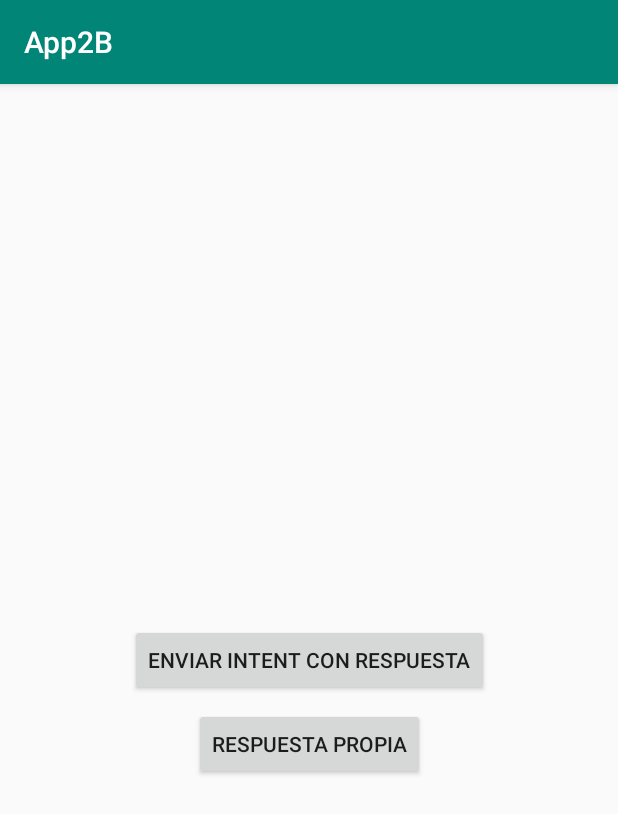
After one commit to 2019-a-gr2-moviles/mov-murillo-lopez-jose-luis, an Android app: the IntentRespuestaActivity screen opened directly, with no data from a screen before it, on a phone screen of 412 x 824 dp. The commit adds this screen. Shown: the top 814 px of the screen. Run offline under Robolectric (Android 15) with nearby library versions, the phone set to English and light mode, and no system bars.

Commit message:
Intents con respuesta
+Números de teléfono
+Intents con respuesta propia

```diff
--- a/App2B/app/src/main/AndroidManifest.xml
+++ b/App2B/app/src/main/AndroidManifest.xml
@@ -9,6 +9,10 @@
             android:roundIcon="@mipmap/ic_launcher_round"
             android:supportsRtl="true"
             android:theme="@style/AppTheme">
+        <activity android:name=".ResultadoPropioActivity">
+        </activity>
+        <activity android:name=".IntentRespuestaActivity">
+        </activity>
         <activity android:name=".RecyclerViewActivity">
         </activity>
         <activity android:name=".MainActivity">
--- /dev/null
+++ b/App2B/app/src/main/res/layout/activity_intent_respuesta.xml
@@ -0,0 +1,26 @@
+<?xml version="1.0" encoding="utf-8"?>
+<android.support.constraint.ConstraintLayout
+        xmlns:android="http://schemas.android.com/apk/res/android"
+        xmlns:tools="http://schemas.android.com/tools"
+        xmlns:app="http://schemas.android.com/apk/res-auto"
+        android:layout_width="match_parent"
+        android:layout_height="match_parent"
+        tools:context=".IntentRespuestaActivity">
+
+    <Button
+            android:text="Enviar intent con respuesta"
+            android:layout_width="wrap_content"
+            android:layout_height="wrap_content"
+            android:id="@+id/btn_intent_respuesta" app:layout_constraintEnd_toEndOf="parent"
+            android:layout_marginEnd="8dp"
+            android:layout_marginTop="8dp" app:layout_constraintTop_toTopOf="parent"
+            app:layout_constraintStart_toStartOf="parent" android:layout_marginStart="8dp"
+            android:layout_marginBottom="8dp" app:layout_constraintBottom_toBottomOf="parent"/>
+    <Button
+            android:text="Respuesta propia"
+            android:layout_width="wrap_content"
+            android:layout_height="wrap_content"
+            android:id="@+id/btn_respuesta_propia" app:layout_constraintEnd_toEndOf="@+id/btn_intent_respuesta"
+            app:layout_constraintStart_toStartOf="@+id/btn_intent_respuesta" android:layout_marginTop="8dp"
+            app:layout_constraintTop_toBottomOf="@+id/btn_intent_respuesta"/>
+</android.support.constraint.ConstraintLayout>
--- a/App2B/app/src/main/res/layout/activity_recycler_view.xml
+++ b/App2B/app/src/main/res/layout/activity_recycler_view.xml
@@ -13,13 +13,13 @@
             app:layout_constraintStart_toStartOf="parent" android:layout_marginStart="8dp"
             android:layout_marginEnd="8dp" app:layout_constraintEnd_toEndOf="parent"
             app:layout_constraintBottom_toBottomOf="parent" android:layout_marginBottom="8dp"
-            android:layout_marginTop="8dp" app:layout_constraintTop_toBottomOf="@+id/textView"
+            android:layout_marginTop="8dp" app:layout_constraintTop_toBottomOf="@+id/tv_titulo"
             android:id="@+id/rv_personas"/>
     <TextView
             android:text="Aquí está mi lista"
             android:layout_width="wrap_content"
             android:layout_height="wrap_content"
-            android:id="@+id/textView" app:layout_constraintStart_toStartOf="parent" android:layout_marginStart="8dp"
+            android:id="@+id/tv_titulo" app:layout_constraintStart_toStartOf="parent" android:layout_marginStart="8dp"
             android:layout_marginTop="140dp" app:layout_constraintTop_toTopOf="parent"
             app:layout_constraintEnd_toEndOf="parent" android:layout_marginEnd="8dp"/>
 </android.support.constraint.ConstraintLayout>
```
Also changed, not shown: App2B/app/src/main/java/com/example/app2b/AdaptadorPersona.kt (+11 -0 lines), App2B/app/src/main/java/com/example/app2b/IntentRespuestaActivity.kt (added, +78 -0 lines), App2B/app/src/main/java/com/example/app2b/MainActivity.kt (+12 -0 lines), App2B/app/src/main/java/com/example/app2b/RecyclerViewActivity.kt (+20 -7 lines), App2B/app/src/main/java/com/example/app2b/ResultadoPropioActivity.kt (added, +36 -0 lines), App2B/app/src/main/res/layout/activity_main.xml (+7 -0 lines), App2B/app/src/main/res/layout/activity_resultado_propio.xml (added, +18 -0 lines).
